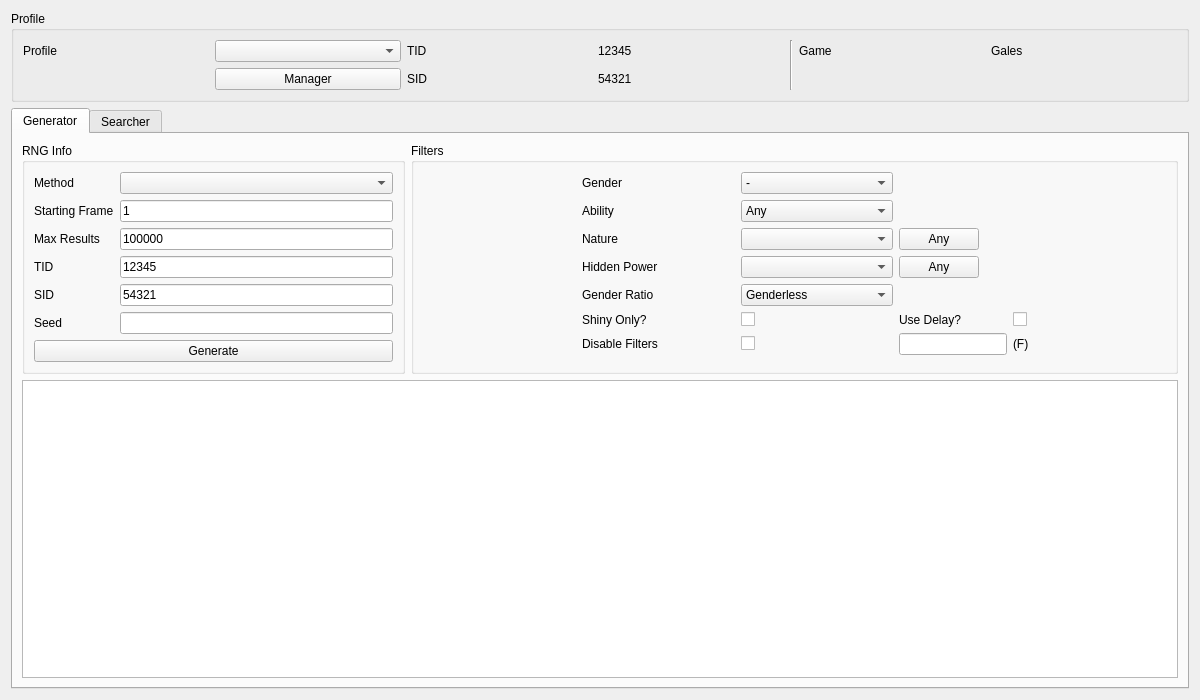
Before: the Qt Designer form Forms/Gen3/GameCube.ui in Admiral-Fish/PokeFinder, drawn with Qt 5.
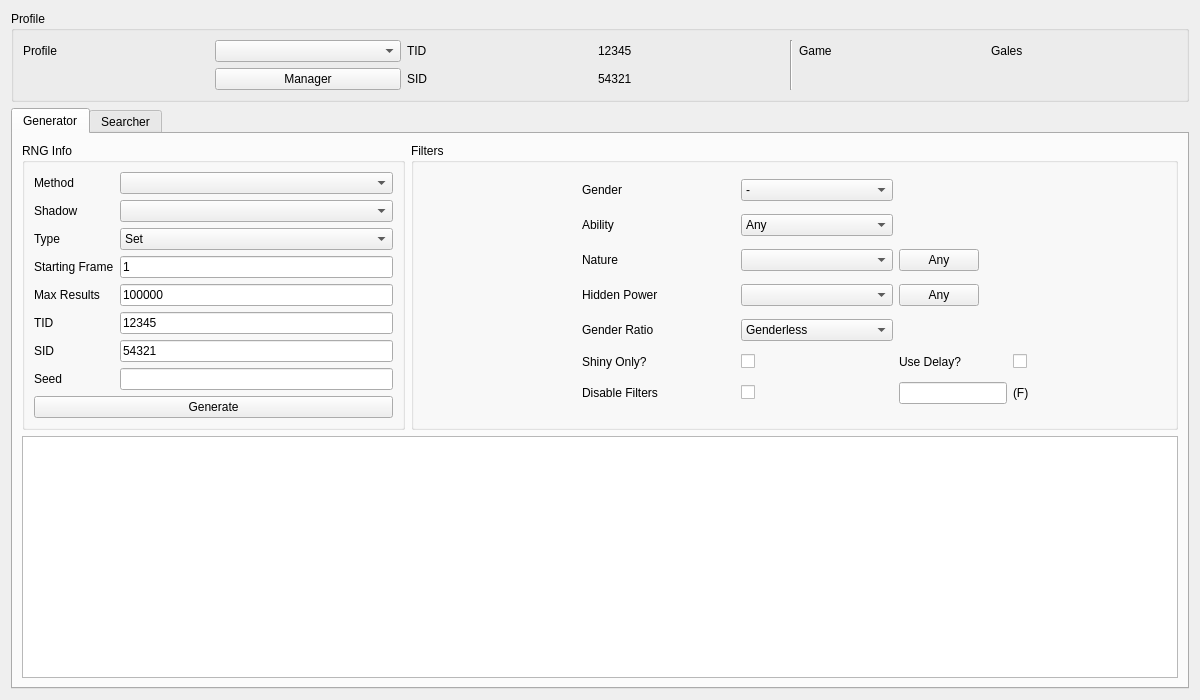
After: the same form once the commit is applied. Custom widgets are drawn as their Qt base class.

Commit message: Add shadow lock searching to generator

The edit to the form file:
```diff
--- a/Forms/Gen3/GameCube.ui
+++ b/Forms/Gen3/GameCube.ui
@@ -117,34 +117,6 @@
           <string>RNG Info</string>
          </property>
          <layout class="QGridLayout" name="gridLayout_6">
-          <item row="1" column="0">
-           <widget class="QLabel" name="labelGeneratorStartingFrame">
-            <property name="text">
-             <string>Starting Frame</string>
-            </property>
-           </widget>
-          </item>
-          <item row="0" column="0">
-           <widget class="QLabel" name="labelGeneratorMethod">
-            <property name="text">
-             <string>Method</string>
-            </property>
-           </widget>
-          </item>
-          <item row="2" column="0">
-           <widget class="QLabel" name="labelGeneratorMaxResults">
-            <property name="text">
-             <string>Max Results</string>
-            </property>
-           </widget>
-          </item>
-          <item row="3" column="0">
-           <widget class="QLabel" name="labelGeneratorTID">
-            <property name="text">
-             <string>TID</string>
-            </property>
-           </widget>
-          </item>
           <item row="0" column="1">
            <widget class="QComboBox" name="comboBoxGeneratorMethod">
             <property name="layoutDirection">
@@ -158,30 +130,14 @@
             </property>
            </widget>
           </item>
-          <item row="1" column="1">
-           <widget class="TextBox" name="textBoxGeneratorStartingFrame">
-            <property name="styleSheet">
-             <string notr="true"/>
-            </property>
-            <property name="inputMask">
-             <string/>
-            </property>
+          <item row="7" column="0">
+           <widget class="QLabel" name="labelGeneratorSeed">
             <property name="text">
-             <string notr="true">1</string>
+             <string>Seed</string>
             </property>
-            <property name="maxLength">
-             <number>10</number>
-            </property>
            </widget>
           </item>
-          <item row="4" column="0">
-           <widget class="QLabel" name="labelGeneratorSID">
-            <property name="text">
-             <string>SID</string>
-            </property>
-           </widget>
-          </item>
-          <item row="4" column="1">
+          <item row="6" column="1">
            <widget class="TextBox" name="textBoxGeneratorSID">
             <property name="inputMask">
              <string/>
@@ -194,7 +150,7 @@
             </property>
            </widget>
           </item>
-          <item row="6" column="0" colspan="2">
+          <item row="8" column="0" colspan="2">
            <widget class="QPushButton" name="pushButtonGenerate">
             <property name="enabled">
              <bool>true</bool>
@@ -210,7 +166,7 @@
             </property>
            </widget>
           </item>
-          <item row="5" column="1">
+          <item row="7" column="1">
            <widget class="TextBox" name="textBoxGeneratorSeed">
             <property name="inputMask">
              <string/>
@@ -232,7 +188,28 @@
             </property>
            </widget>
           </item>
-          <item row="3" column="1">
+          <item row="1" column="0">
+           <widget class="QLabel" name="labelGeneratorShadow">
+            <property name="text">
+             <string>Shadow</string>
+            </property>
+           </widget>
+          </item>
+          <item row="5" column="0">
+           <widget class="QLabel" name="labelGeneratorTID">
+            <property name="text">
+             <string>TID</string>
+            </property>
+           </widget>
+          </item>
+          <item row="3" column="0">
+           <widget class="QLabel" name="labelGeneratorStartingFrame">
+            <property name="text">
+             <string>Starting Frame</string>
+            </property>
+           </widget>
+          </item>
+          <item row="5" column="1">
            <widget class="TextBox" name="textBoxGeneratorTID">
             <property name="inputMask">
              <string/>
@@ -245,7 +222,7 @@
             </property>
            </widget>
           </item>
-          <item row="2" column="1">
+          <item row="4" column="1">
            <widget class="TextBox" name="textBoxGeneratorMaxResults">
             <property name="inputMask">
              <string/>
@@ -258,13 +235,72 @@
             </property>
            </widget>
           </item>
-          <item row="5" column="0">
-           <widget class="QLabel" name="labelGeneratorSeed">
+          <item row="4" column="0">
+           <widget class="QLabel" name="labelGeneratorMaxResults">
             <property name="text">
-             <string>Seed</string>
+             <string>Max Results</string>
             </property>
            </widget>
           </item>
+          <item row="3" column="1">
+           <widget class="TextBox" name="textBoxGeneratorStartingFrame">
+            <property name="styleSheet">
+             <string notr="true"/>
+            </property>
+            <property name="inputMask">
+             <string/>
+            </property>
+            <property name="text">
+             <string notr="true">1</string>
+            </property>
+            <property name="maxLength">
+             <number>10</number>
+            </property>
+           </widget>
+          </item>
+          <item row="6" column="0">
+           <widget class="QLabel" name="labelGeneratorSID">
+            <property name="text">
+             <string>SID</string>
+            </property>
+           </widget>
+          </item>
+          <item row="0" column="0">
+           <widget class="QLabel" name="labelGeneratorMethod">
+            <property name="text">
+             <string>Method</string>
+            </property>
+           </widget>
+          </item>
+          <item row="1" column="1">
+           <widget class="QComboBox" name="comboBoxGeneratorShadow"/>
+          </item>
+          <item row="2" column="0">
+           <widget class="QLabel" name="labelGeneratorType">
+            <property name="text">
+             <string>Type</string>
+            </property>
+           </widget>
+          </item>
+          <item row="2" column="1">
+           <widget class="QComboBox" name="comboBoxGeneratorType">
+            <item>
+             <property name="text">
+              <string>Set</string>
+             </property>
+            </item>
+            <item>
+             <property name="text">
+              <string>Unset</string>
+             </property>
+            </item>
+            <item>
+             <property name="text">
+              <string>Shiny Skip</string>
+             </property>
+            </item>
+           </widget>
+          </item>
          </layout>
         </widget>
        </item>
```
The commit also changes 8 other files.
